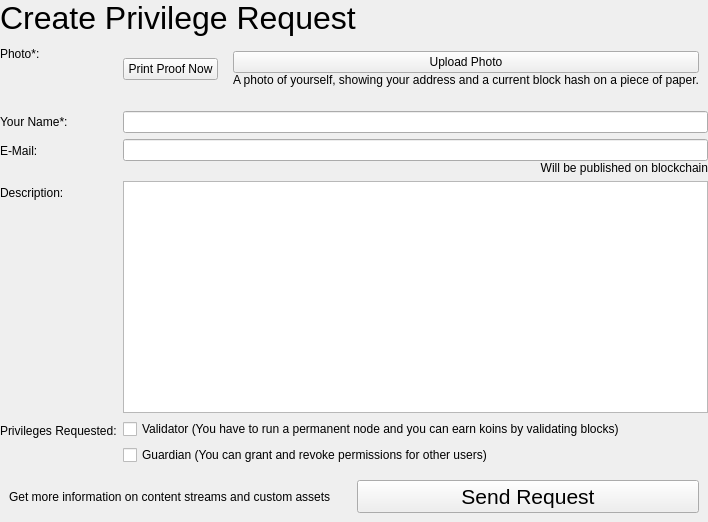
Old version of the form app/ui/create_privilege_request.ui in the repository coblo/gui-demo.
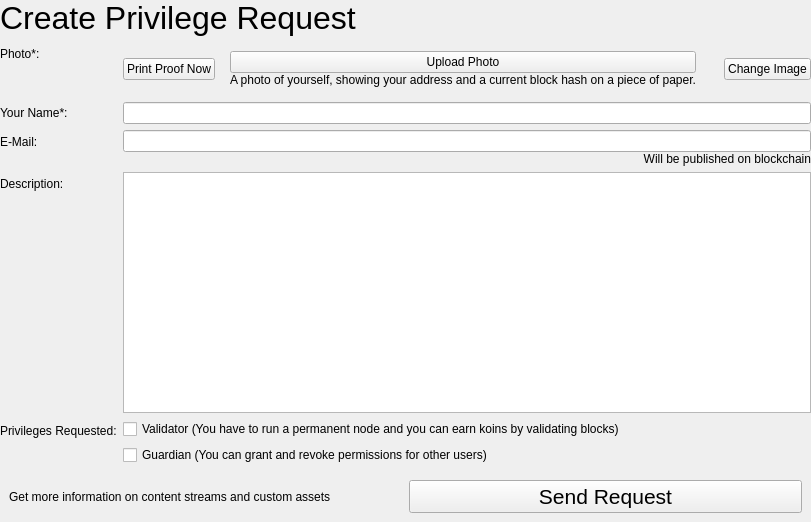
New version of the form.

```diff
--- a/app/ui/create_privilege_request.ui
+++ b/app/ui/create_privilege_request.ui
@@ -59,6 +59,9 @@
         <property name="rightMargin">
          <number>0</number>
         </property>
+        <property name="bottomMargin">
+         <number>0</number>
+        </property>
         <item>
          <widget class="QPushButton" name="btn_print_proof">
           <property name="sizePolicy">
@@ -95,6 +98,20 @@
           </layout>
          </widget>
         </item>
+        <item>
+         <widget class="QLabel" name="label_img_path">
+          <property name="text">
+           <string/>
+          </property>
+         </widget>
+        </item>
+        <item>
+         <widget class="QPushButton" name="btn_change_image">
+          <property name="text">
+           <string>Change Image</string>
+          </property>
+         </widget>
+        </item>
        </layout>
       </widget>
      </item>
```
